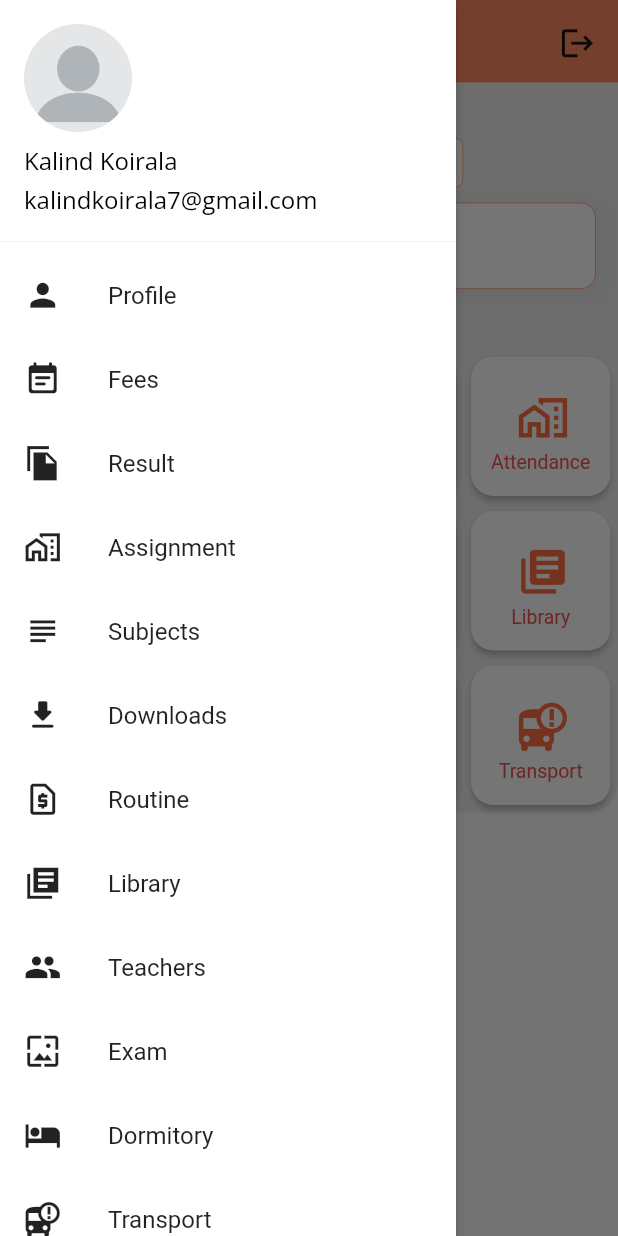
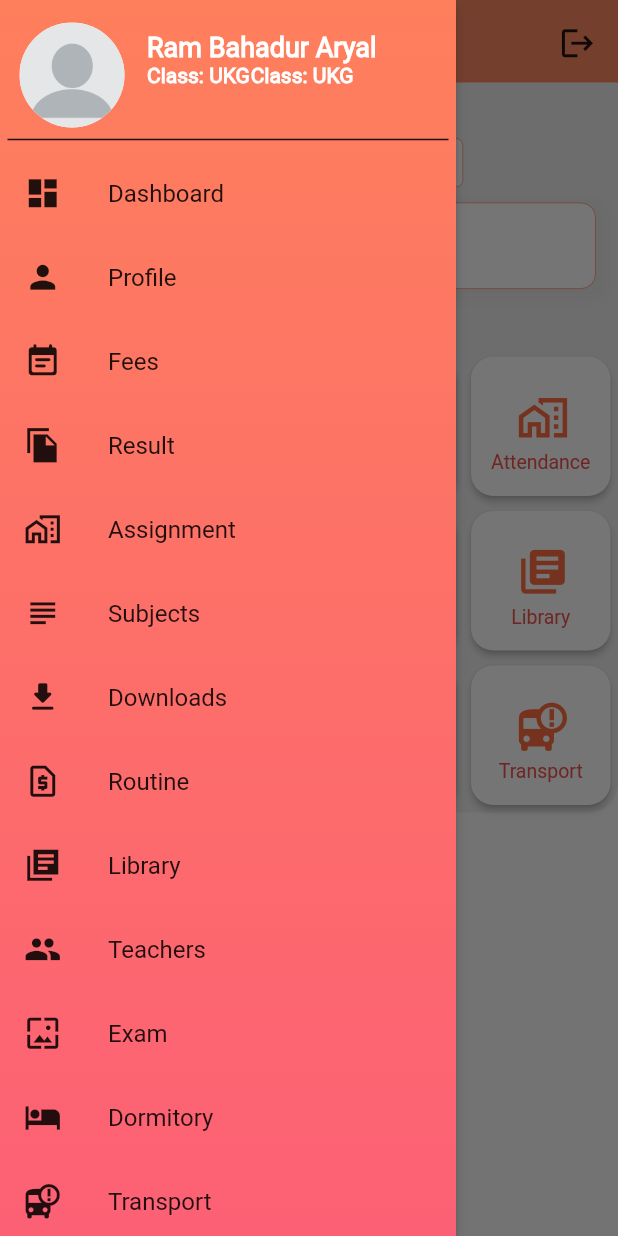
Before and after one commit to kalind7/Excel_public_school, a Flutter app: the Functions screen opened directly, with the side drawer open, on a phone screen of 412 x 824 dp. Run offline on Flutter 3.47's test engine with Material 2 defaults, Android fonts, the phone set to English and light mode, and no system bars; our stand-ins replace fluttertoast, form_field_validator, get, hexcolor, pie_chart, shared_preferences and 1 more; missing offline and left inert: nepali_date_picker; accounts and stored records are empty; Roboto replaces fonts that are missing (MontserratAlternates); project files that could hold a hidden picture were left out.

Commit message:
Not working

```diff
--- a/lib/ui_pages/assignment.dart
+++ b/lib/ui_pages/assignment.dart
@@ -1,9 +1,8 @@
 import 'package:flutter/material.dart';
-import 'package:hexcolor/hexcolor.dart';
 import 'package:new_project_work/models/assignment_list.dart';
 import 'package:new_project_work/utils/color.dart';
 import 'package:new_project_work/widgets/appbar.dart';
-import 'package:new_project_work/widgets/logout_popup.dart';
+
 
 class Assignment extends StatelessWidget {
   const Assignment({Key? key}) : super(key: key);
--- a/lib/ui_pages/function_dashboard.dart
+++ b/lib/ui_pages/function_dashboard.dart
@@ -10,9 +10,7 @@ import 'package:new_project_work/widgets/admin_bio.dart';
 import 'package:new_project_work/ui_pages/calendar.dart';
 import 'package:new_project_work/widgets/appbar.dart';
 import 'package:new_project_work/widgets/category_drawer.dart';
-import 'package:new_project_work/widgets/logout_popup.dart';
 import 'package:new_project_work/ui_pages/notice.dart';
-import 'package:new_project_work/widgets/build_menu_item.dart';
 import 'package:new_project_work/widgets/text_field.dart';
 
 class GradStudent extends StatefulWidget {
@@ -46,7 +44,6 @@ class _GradStudentState extends State<GradStudent> {
   @override
   Widget build(BuildContext context) {
     return Scaffold(
-
       body: screens[_currentIndex],
       bottomNavigationBar: BottomNavigationBar(
         type: BottomNavigationBarType.fixed,
@@ -130,7 +127,6 @@ class _FunctionsState extends State<Functions> {
               ));
         },
       ),
-
       Model(
         text: 'Fees',
         icon: Icons.monetization_on,
@@ -242,7 +238,6 @@ class _FunctionsState extends State<Functions> {
                 child: Stack(
                   children: [
                     Row(
-                      // mainAxisAlignment: MainAxisAlignment.center,
                       crossAxisAlignment: CrossAxisAlignment.start,
                       children: [
                         Padding(
@@ -315,7 +310,6 @@ class _FunctionsState extends State<Functions> {
               Padding(
                 padding: EdgeInsets.only(top: 70.0),
                 child: Container(
-                  // height: MediaQuery.of(context).size.height / 1.5,
                   decoration: BoxDecoration(
                     color: Colors.grey.shade200,
                     borderRadius: BorderRadius.circular(20.0),
--- a/lib/utils/color.dart
+++ b/lib/utils/color.dart
@@ -6,3 +6,6 @@ Color redOne = Color(0xFFE57373);
 Color redTwo = Color(0xFFEF5350);
 Color orangeOne = Color(0xFFFF8A65);
 Color orangeTwo = Color(0xFFFF7043);
+Color orangeThree = Color(0xFFFFAB91);
+Color pinkOne = Color(0xFFF48FB1);
+Color pinkTwo = Color(0xFFF06292);
--- a/lib/widgets/category_drawer.dart
+++ b/lib/widgets/category_drawer.dart
@@ -1,6 +1,8 @@
 import 'package:flutter/material.dart';
 import 'package:get/get.dart';
+import 'package:hexcolor/hexcolor.dart';
 import 'package:new_project_work/ui_pages/assignment.dart';
+import 'package:new_project_work/ui_pages/dashboard.dart';
 import 'package:new_project_work/ui_pages/fees.dart';
 import 'package:new_project_work/ui_pages/library.dart';
 import 'package:new_project_work/ui_pages/list_of_teacher.dart';
@@ -23,19 +25,96 @@ class _CategoryDrawerState extends State<CategoryDrawer> {
     return Drawer(
       elevation: 3.0,
       child:  Container(
-        color: Colors.white,
+        decoration: BoxDecoration(
+            gradient: LinearGradient(
+                colors: [ HexColor('#FE7F5C'), HexColor('#FC6075')],
+                begin: Alignment.topCenter,
+                end: Alignment.bottomCenter,
+            ),
+          ),
         child: ListView(
           children: <Widget>[
-            UserAccountsDrawerHeader(
-              decoration: BoxDecoration(
-                color: Colors.white,
+            // UserAccountsDrawerHeader(
+            //   decoration: BoxDecoration(
+            //     color: Colors.white,
+            //   ),
+            //   accountName: Text('Kalind Koirala',style: TextStyle(fontSize: 16.0, fontFamily: 'OpenSans',color: Colors.black),),
+            //   accountEmail: Text('kalindkoirala7@gmail.com',style: TextStyle(fontSize: 16.0, fontFamily: 'OpenSans',color: Colors.black),),
+            //   currentAccountPicture: CircleAvatar(
+            //     backgroundColor: Colors.white,
+            //     backgroundImage: AssetImage('images/profile.png'),
+            //   ),
+            // ),
+
+
+            Container(
+              margin: EdgeInsets.only(left: 5.0, right: 5.0, top: 15.0),
+              child: Column(
+                children: [
+
+                  Row(
+                    crossAxisAlignment: CrossAxisAlignment.start,
+                    children: [
+                      Padding(
+                        padding: EdgeInsets.only( left: 8, right: 15),
+                       child:    CircleAvatar(
+                         radius: 35.0,
+                         backgroundColor: Colors.white,
+                         backgroundImage: AssetImage('images/profile.png'),
+                       ),
+                      ),
+
+                      Column(
+                        crossAxisAlignment: CrossAxisAlignment.start,
+                        children: [
+                          Padding(
+                            padding: EdgeInsets.only(top: 6.0),
+                            child: Text('Ram Bahadur Aryal', style: TextStyle(fontSize: 18.0, fontFamily: 'Roboto', fontWeight: FontWeight.bold, color: Colors.white)),
+                          ),
+
+                          Row(
+                            children: [
+                              Text('Class: UKG',style: TextStyle(fontSize: 14.0, fontFamily: 'Roboto', fontWeight: FontWeight.bold, color: Colors.white)),
+
+                              VerticalDivider(
+                                color: Colors.white,
+                                width: 0.5,
+                              ),
+
+                              Text('Class: UKG',style: TextStyle(fontSize: 14.0, fontFamily: 'Roboto', fontWeight: FontWeight.bold, color: Colors.white)),
+                            ],
+                          ),
+
+
+
+                        ],
+                      ),
+
+
+
+
+
+
+                    ],
+                  ),
+
+                  Divider(
+                    color: Colors.black87,
+                    thickness: 1,
+                  ),
+                ],
               ),
-              accountName: Text('Kalind Koirala',style: TextStyle(fontSize: 16.0, fontFamily: 'OpenSans',color: Colors.black),),
-              accountEmail: Text('kalindkoirala7@gmail.com',style: TextStyle(fontSize: 16.0, fontFamily: 'OpenSans',color: Colors.black),),
-              currentAccountPicture: CircleAvatar(
-                backgroundColor: Colors.white,
-                backgroundImage: AssetImage('images/profile.png'),
-              ),
+            ),
+
+
+
+            buildMenuItem(
+              text: 'Dashboard',
+              icon: Icons.dashboard,
+              onpress: () {
+                Navigator.push(
+                    context, MaterialPageRoute(builder: (context) => Dashboard()));
+              },
             ),
 
             buildMenuItem(
```
Also changed, not shown: lib/controller/grid_view_controller.dart (+6 -14 lines), lib/ui_pages/list_of_students.dart (+8 -10 lines), pubspec.lock, 1 other file.
